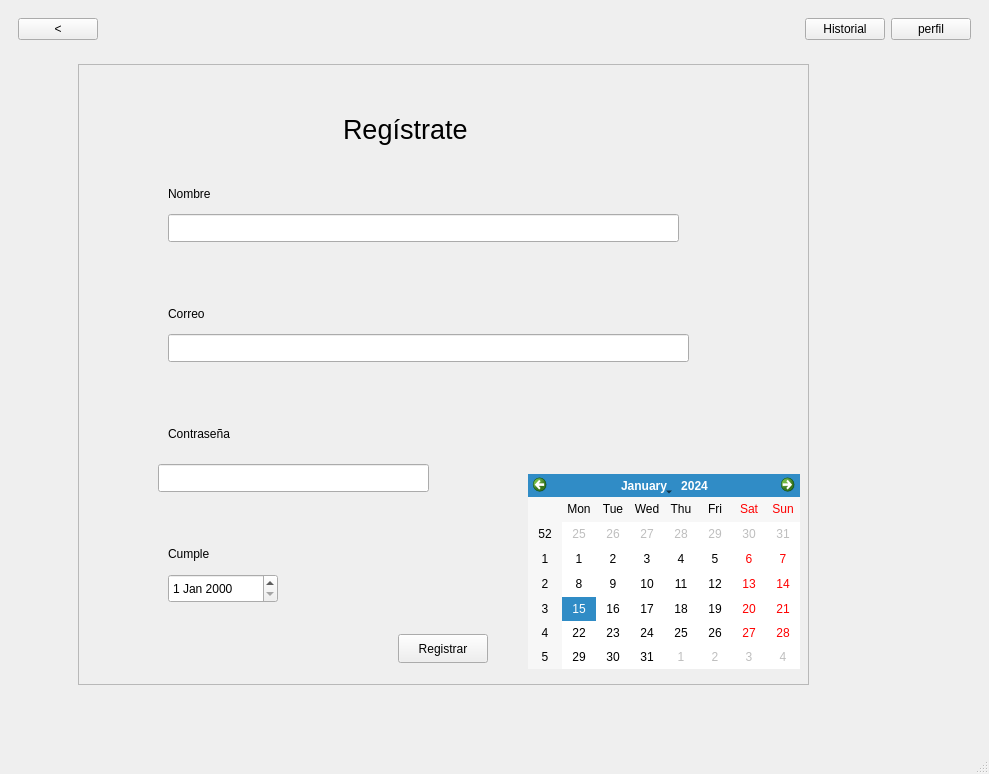
Before: the Qt Designer form proyecto/mainwindow.ui in anaasemad/IHM_carta, drawn with Qt 5.
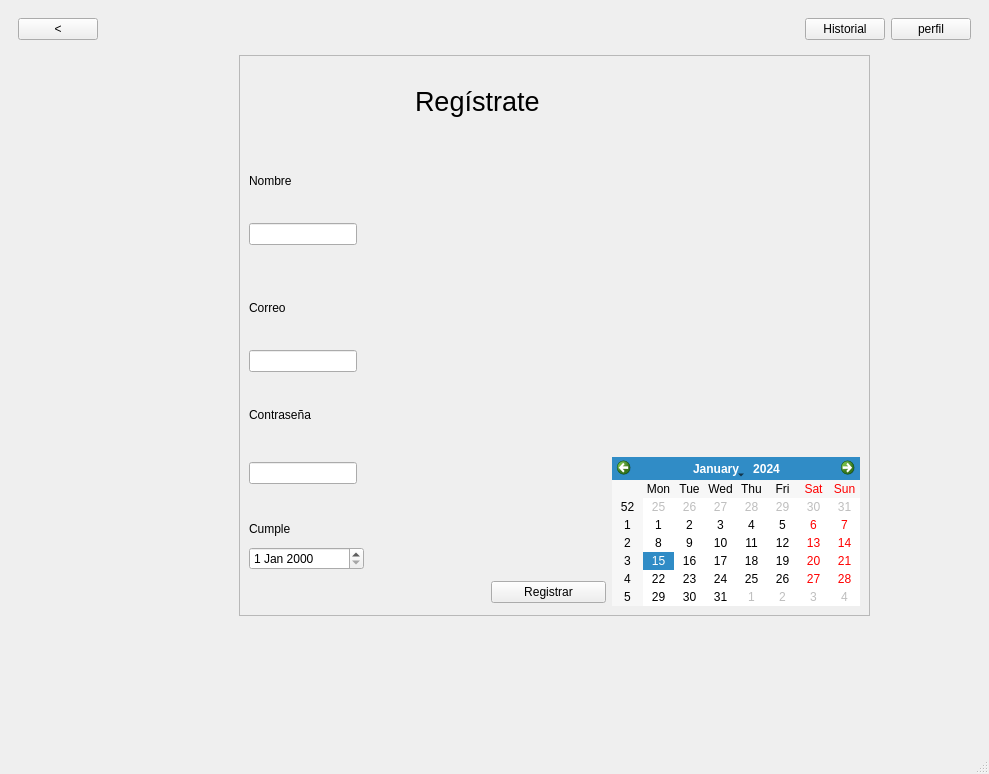
After: the same form once the commit is applied. The open tabs and pages were chosen to show the change. Icons and pictures are not drawn.

```diff
--- a/proyecto/mainwindow.ui
+++ b/proyecto/mainwindow.ui
@@ -26,8 +26,8 @@
      <height>16777215</height>
     </size>
    </property>
-   <layout class="QVBoxLayout" name="verticalLayout_2">
-    <item>
+   <layout class="QGridLayout" name="gridLayout_2">
+    <item row="0" column="0">
      <widget class="QWidget" name="MenuSup" native="true">
       <layout class="QHBoxLayout" name="horizontalLayout_4" stretch="0,0,0,0">
        <item>
@@ -91,7 +91,7 @@
       </layout>
      </widget>
     </item>
-    <item>
+    <item row="1" column="0">
      <widget class="QStackedWidget" name="stackedWidget">
       <property name="sizePolicy">
        <sizepolicy hsizetype="Expanding" vsizetype="Expanding">
@@ -1205,17 +1205,19 @@
          <rect>
           <x>-1</x>
           <y>-1</y>
-          <width>851</width>
-          <height>651</height>
+          <width>467</width>
+          <height>436</height>
          </rect>
         </property>
+        <layout class="QGridLayout" name="gridLayout_5"/>
+       </widget>
         <widget class="QFrame" name="recuadro_reg">
          <property name="geometry">
           <rect>
-           <x>70</x>
-           <y>10</y>
-           <width>731</width>
-           <height>621</height>
+          <x>230</x>
+          <y>0</y>
+          <width>631</width>
+          <height>561</height>
           </rect>
          </property>
          <property name="frameShape">
@@ -1224,15 +1226,69 @@
          <property name="frameShadow">
           <enum>QFrame::Shadow::Raised</enum>
          </property>
+        <layout class="QGridLayout" name="gridLayout_6">
+         <item row="3" column="0" colspan="4">
+          <widget class="QLabel" name="error_user">
+           <property name="sizePolicy">
+            <sizepolicy hsizetype="Preferred" vsizetype="Fixed">
+             <horstretch>0</horstretch>
+             <verstretch>0</verstretch>
+            </sizepolicy>
+           </property>
+           <property name="text">
+            <string/>
+           </property>
+          </widget>
+         </item>
+         <item row="5" column="0" colspan="4">
+          <widget class="QLineEdit" name="campo_correo">
+           <property name="sizePolicy">
+            <sizepolicy hsizetype="Fixed" vsizetype="Fixed">
+             <horstretch>0</horstretch>
+             <verstretch>0</verstretch>
+            </sizepolicy>
+           </property>
+          </widget>
+         </item>
+         <item row="2" column="0" colspan="4">
+          <widget class="QLineEdit" name="campo_name">
+           <property name="sizePolicy">
+            <sizepolicy hsizetype="Fixed" vsizetype="Fixed">
+             <horstretch>0</horstretch>
+             <verstretch>0</verstretch>
+            </sizepolicy>
+           </property>
+          </widget>
+         </item>
+         <item row="12" column="2">
+          <widget class="QPushButton" name="boton_registro">
+           <property name="text">
+            <string>Registrar</string>
+           </property>
+          </widget>
+         </item>
+         <item row="7" column="3">
+          <widget class="QLabel" name="error_correo">
+           <property name="text">
+            <string/>
+           </property>
+          </widget>
+         </item>
+         <item row="9" column="0" colspan="3">
+          <widget class="QLabel" name="error_pass">
+           <property name="sizePolicy">
+            <sizepolicy hsizetype="Preferred" vsizetype="Fixed">
+             <horstretch>0</horstretch>
+             <verstretch>0</verstretch>
+            </sizepolicy>
+           </property>
+           <property name="text">
+            <string/>
+           </property>
+          </widget>
+         </item>
+         <item row="0" column="1" colspan="3">
          <widget class="QLabel" name="et_registro">
-          <property name="geometry">
-           <rect>
-            <x>220</x>
-            <y>40</y>
-            <width>251</width>
-            <height>51</height>
-           </rect>
-          </property>
           <property name="font">
            <font>
             <pointsize>20</pointsize>
@@ -1242,177 +1298,75 @@
            <string>      Regístrate</string>
           </property>
          </widget>
+         </item>
+         <item row="10" column="0">
+          <widget class="QLabel" name="et_cumple">
+           <property name="sizePolicy">
+            <sizepolicy hsizetype="Preferred" vsizetype="Fixed">
+             <horstretch>0</horstretch>
+             <verstretch>0</verstretch>
+            </sizepolicy>
+           </property>
+           <property name="text">
+            <string>Cumple</string>
+           </property>
+          </widget>
+         </item>
+         <item row="8" column="0" colspan="3">
+          <widget class="QLineEdit" name="campo_pass_2">
+           <property name="sizePolicy">
+            <sizepolicy hsizetype="Fixed" vsizetype="Fixed">
+             <horstretch>0</horstretch>
+             <verstretch>0</verstretch>
+            </sizepolicy>
+           </property>
+           <property name="echoMode">
+            <enum>QLineEdit::EchoMode::Password</enum>
+           </property>
+          </widget>
+         </item>
+         <item row="12" column="0" colspan="2">
+          <widget class="QLabel" name="error_edad">
+           <property name="text">
+            <string/>
+           </property>
+          </widget>
+         </item>
+         <item row="1" column="0">
          <widget class="QLabel" name="et_name">
-          <property name="geometry">
-           <rect>
-            <x>90</x>
-            <y>120</y>
-            <width>63</width>
-            <height>20</height>
-           </rect>
-          </property>
           <property name="text">
            <string>Nombre</string>
           </property>
          </widget>
+         </item>
+         <item row="4" column="0">
          <widget class="QLabel" name="et_correo">
-          <property name="geometry">
-           <rect>
-            <x>90</x>
-            <y>240</y>
-            <width>63</width>
-            <height>20</height>
-           </rect>
-          </property>
           <property name="text">
            <string>Correo</string>
           </property>
          </widget>
+         </item>
+         <item row="7" column="0">
          <widget class="QLabel" name="et_pass_2">
-          <property name="geometry">
-           <rect>
-            <x>90</x>
-            <y>360</y>
-            <width>101</width>
-            <height>20</height>
-           </rect>
-          </property>
           <property name="text">
            <string>Contraseña</string>
           </property>
          </widget>
-         <widget class="QLabel" name="et_cumple">
-          <property name="geometry">
-           <rect>
-            <x>90</x>
-            <y>480</y>
-            <width>63</width>
-            <height>20</height>
-           </rect>
-          </property>
-          <property name="text">
-           <string>Cumple</string>
-          </property>
-         </widget>
-         <widget class="QLineEdit" name="campo_name">
-          <property name="geometry">
-           <rect>
-            <x>90</x>
-            <y>150</y>
-            <width>511</width>
-            <height>28</height>
-           </rect>
-          </property>
-         </widget>
-         <widget class="QLineEdit" name="campo_correo">
-          <property name="geometry">
-           <rect>
-            <x>90</x>
-            <y>270</y>
-            <width>521</width>
-            <height>28</height>
-           </rect>
-          </property>
-         </widget>
-         <widget class="QLineEdit" name="campo_pass_2">
-          <property name="geometry">
-           <rect>
-            <x>80</x>
-            <y>400</y>
-            <width>271</width>
-            <height>28</height>
-           </rect>
-          </property>
-          <property name="echoMode">
-           <enum>QLineEdit::EchoMode::Password</enum>
-          </property>
-         </widget>
-         <widget class="QDateEdit" name="campo_cumple">
-          <property name="geometry">
-           <rect>
-            <x>90</x>
-            <y>510</y>
-            <width>110</width>
-            <height>29</height>
-           </rect>
-          </property>
-         </widget>
+         </item>
+         <item row="8" column="3" rowspan="5">
          <widget class="QCalendarWidget" name="calendario">
-          <property name="geometry">
-           <rect>
-            <x>450</x>
-            <y>410</y>
-            <width>272</width>
-            <height>195</height>
-           </rect>
-          </property>
-         </widget>
-         <widget class="QPushButton" name="boton_registro">
-          <property name="geometry">
-           <rect>
-            <x>320</x>
-            <y>570</y>
-            <width>90</width>
-            <height>29</height>
-           </rect>
-          </property>
-          <property name="text">
-           <string>Registrar</string>
-          </property>
-         </widget>
-         <widget class="QLabel" name="error_user">
-          <property name="geometry">
-           <rect>
-            <x>90</x>
-            <y>190</y>
-            <width>591</width>
-            <height>20</height>
-           </rect>
-          </property>
-          <property name="text">
-           <string/>
-          </property>
-         </widget>
-         <widget class="QLabel" name="error_correo">
-          <property name="geometry">
-           <rect>
-            <x>90</x>
-            <y>320</y>
-            <width>511</width>
-            <height>20</height>
-           </rect>
-          </property>
-          <property name="text">
-           <string/>
-          </property>
-         </widget>
-         <widget class="QLabel" name="error_pass">
-          <property name="geometry">
-           <rect>
-            <x>80</x>
-            <y>440</y>
-            <width>291</width>
-            <height>20</height>
-           </rect>
-          </property>
-          <property name="text">
-           <string/>
-          </property>
-         </widget>
-         <widget class="QLabel" name="error_edad">
-          <property name="geometry">
-           <rect>
-            <x>90</x>
-            <y>560</y>
-            <width>151</width>
-            <height>20</height>
-           </rect>
-          </property>
-          <property name="text">
-           <string/>
-          </property>
-         </widget>
-        </widget>
+           <property name="sizePolicy">
+            <sizepolicy hsizetype="Fixed" vsizetype="Fixed">
+             <horstretch>0</horstretch>
+             <verstretch>0</verstretch>
+            </sizepolicy>
+           </property>
+          </widget>
+         </item>
+         <item row="11" column="0">
+          <widget class="QDateEdit" name="campo_cumple"/>
+         </item>
+        </layout>
        </widget>
       </widget>
      </widget>
```
Left out of the diff: 427 changed lines with no effect on the pictures. Lines whose indentation alone changed are shown as unchanged.
